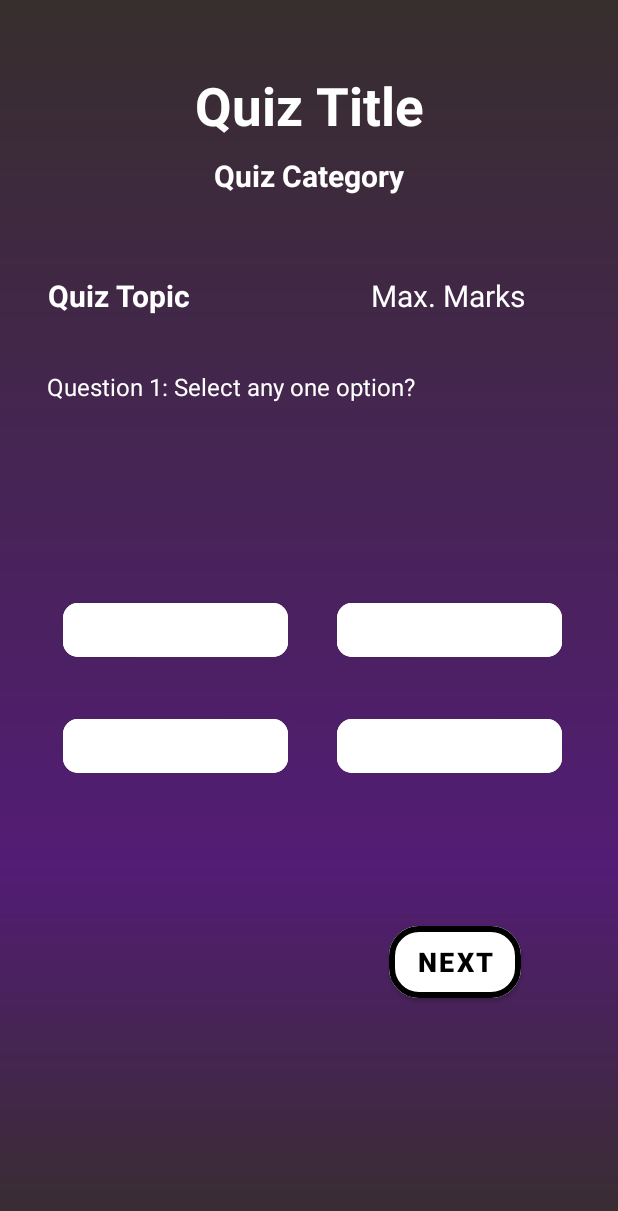
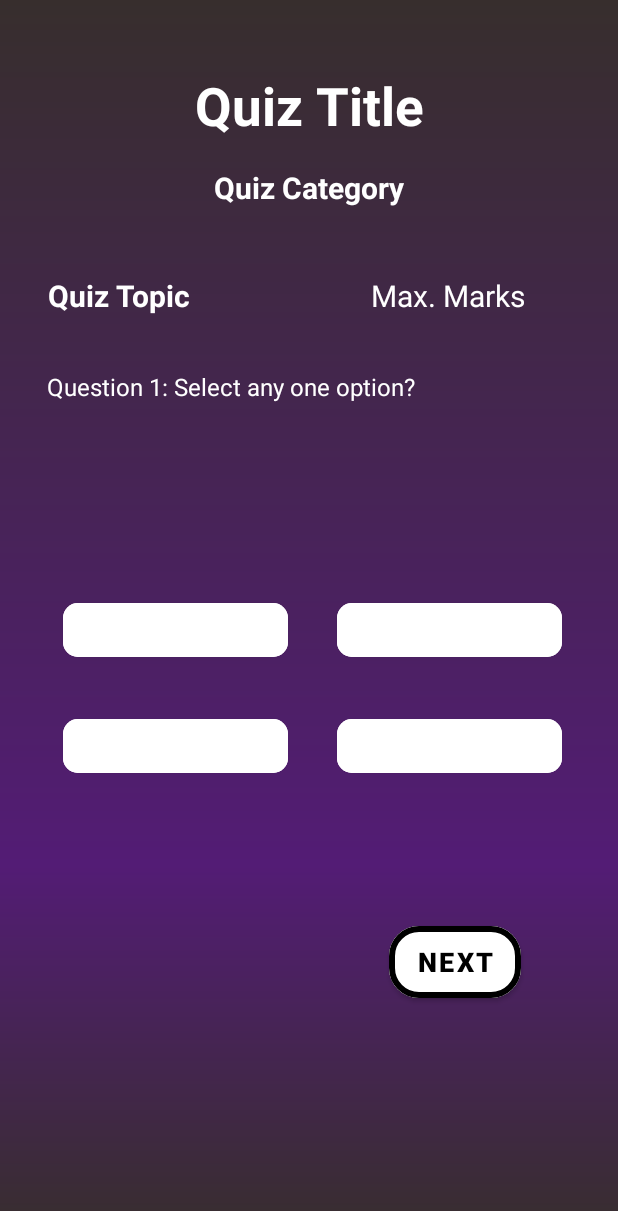
Before and after one commit to neeraj968983/QuizzellApp, an Android app: the layout activity_quiz_test_page.xml on its own in the app's theme, with its tools: preview values and no code run, on a phone screen of 412 x 824 dp. Shown: the top 1211 px of the screen. Run offline under Robolectric (Android 15) with nearby library versions, the phone set to English and light mode, and no system bars; Roboto replaces fonts that are not available here.

Commit message:
all files

```diff
--- a/app/src/main/res/layout/activity_quiz_test_page.xml
+++ b/app/src/main/res/layout/activity_quiz_test_page.xml
@@ -34,7 +34,7 @@
         app:layout_constraintEnd_toEndOf="parent"
         app:layout_constraintStart_toStartOf="parent"
         app:layout_constraintTop_toTopOf="parent"
-        app:layout_constraintVertical_bias="0.13" />
+        app:layout_constraintVertical_bias="0.14" />
 
     <TextView
         android:id="@+id/TestSubject"
```
